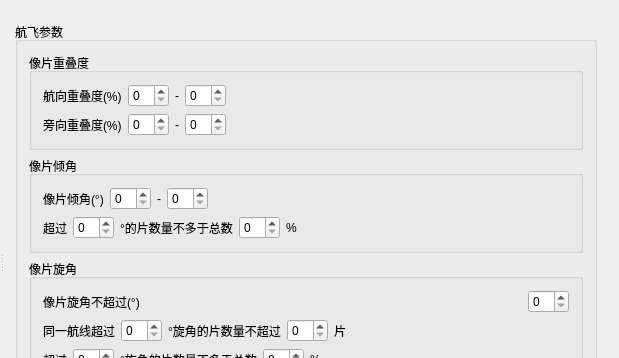
First picture: the form in ui/qgsoptionsbase.ui, repository RenShuYuan/UAVplatform, before the edit; both pictures show x 161 to 780 and y 0 to 358 of the 780 by 552 pixel window.
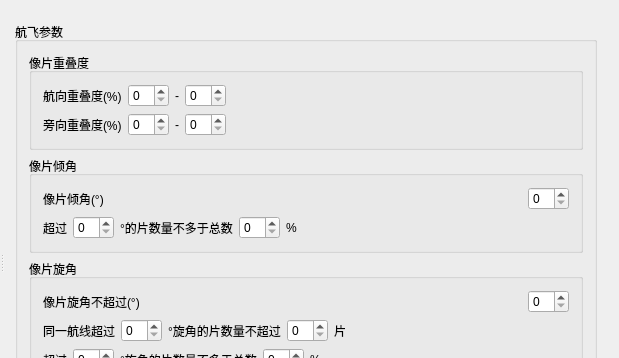
Second picture: the form after the edit. The open tabs and pages were chosen to show the change. Icons and pictures are not drawn. Custom widgets are drawn as their Qt base class.

```diff
--- a/ui/qgsoptionsbase.ui
+++ b/ui/qgsoptionsbase.ui
@@ -4042,19 +4042,6 @@
                      </property>
                     </widget>
                    </item>
-                   <item>
-                    <widget class="QSpinBox" name="spinBox_6"/>
-                   </item>
-                   <item>
-                    <widget class="QLabel" name="label_47">
-                     <property name="text">
-                      <string>-</string>
-                     </property>
-                    </widget>
-                   </item>
-                   <item>
-                    <widget class="QSpinBox" name="spinBox_5"/>
-                   </item>
                    <item>
                     <spacer name="horizontalSpacer_36">
                      <property name="orientation">
@@ -4068,6 +4055,9 @@
                      </property>
                     </spacer>
                    </item>
+                   <item>
+                    <widget class="QSpinBox" name="sbInclination"/>
+                   </item>
                   </layout>
                  </item>
                  <item>
```
Left out of the diff: 28 changed lines with no effect on the pictures.
